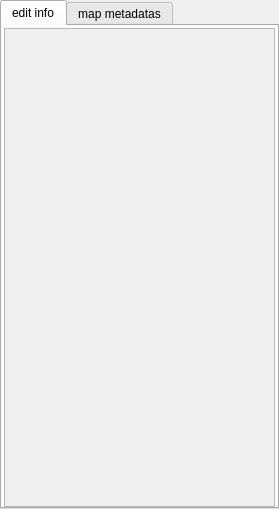
xiangCaO233/MusicMapMaker, file src/ui/infoui/metaui/mmetas.ui: the form before one commit.
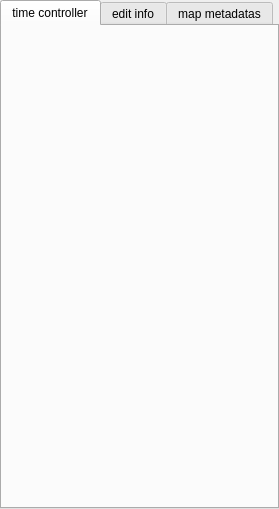
The form after the commit. Custom widgets are drawn as their Qt base class.

The edit to the form file:
```diff
--- a/src/ui/infoui/metaui/mmetas.ui
+++ b/src/ui/infoui/metaui/mmetas.ui
@@ -37,6 +37,16 @@
      <property name="currentIndex">
       <number>0</number>
      </property>
+     <widget class="QWidget" name="timecontroller_tab">
+      <attribute name="title">
+       <string>time controller</string>
+      </attribute>
+      <layout class="QHBoxLayout" name="horizontalLayout">
+       <item>
+        <widget class="QWidget" name="time_controller" native="true"/>
+       </item>
+      </layout>
+     </widget>
      <widget class="QWidget" name="objectinfo_tab">
       <attribute name="title">
        <string>edit info</string>
```
